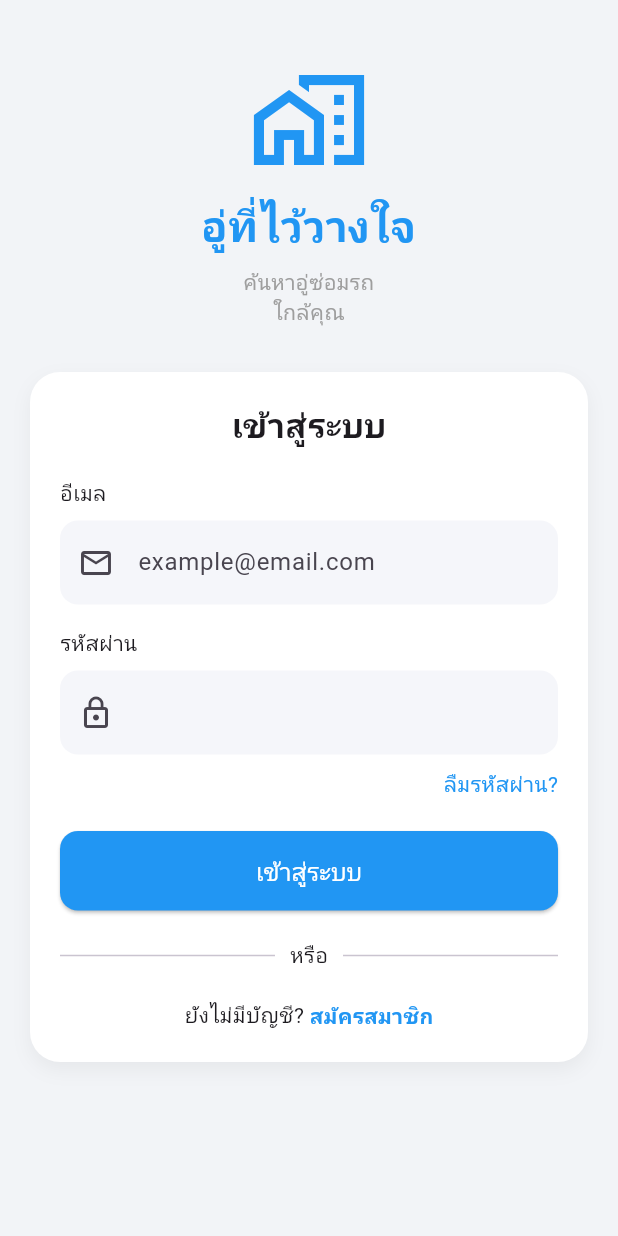
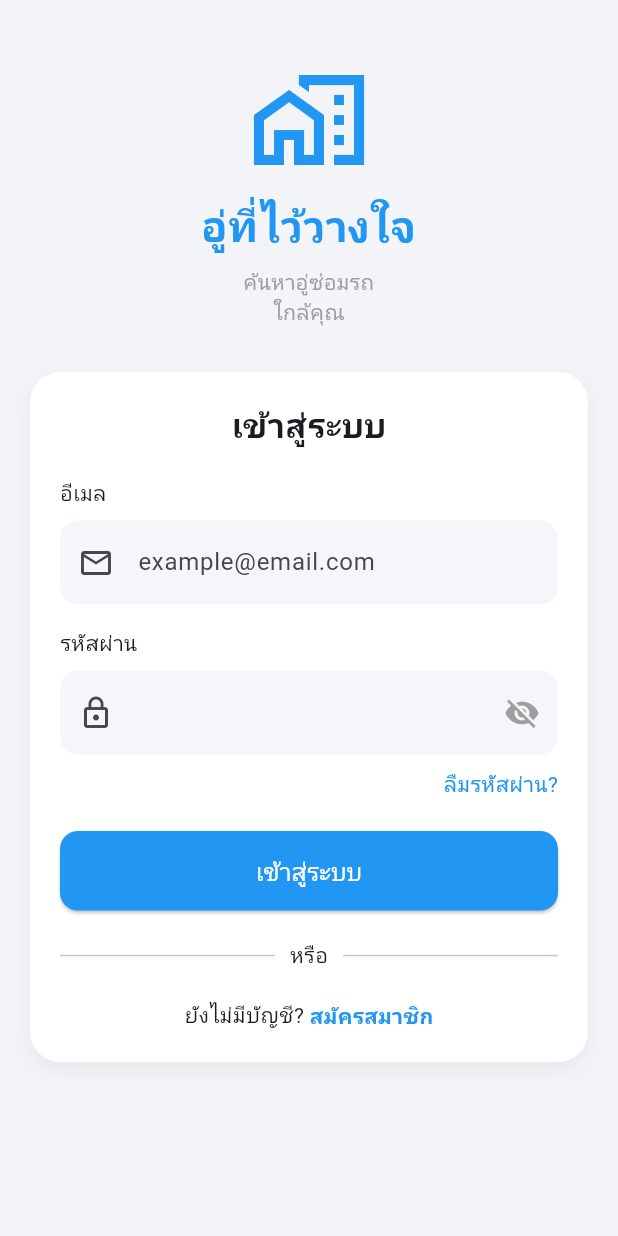
Before and after one commit to 66011211103-art/project-Garage, a Flutter app: the screen it shows after launch, on a phone screen of 412 x 824 dp. Run offline on Flutter 3.47's test engine with Material 3 defaults, Android fonts, the phone set to English and light mode, and no system bars; our stand-ins replace font_awesome_flutter, image_picker.

Commit message:
Initial commit

```diff
--- a/lib/main.dart
+++ b/lib/main.dart
@@ -34,6 +34,7 @@ class _LoginPageState extends State<LoginPage> {
   final _passwordController = TextEditingController();
 
   bool _isLoading = false;
+  bool _obscurePassword = true; // ✅ ควบคุมการซ่อน/แสดงรหัสผ่าน
 
   @override
   void dispose() {
@@ -190,9 +191,18 @@ class _LoginPageState extends State<LoginPage> {
 
                       TextFormField(
                         controller: _passwordController,
-                        obscureText: true,
+                        obscureText: _obscurePassword,
                         decoration: InputDecoration(
                           prefixIcon: const Icon(Icons.lock_outline),
+                          suffixIcon: IconButton(
+                            icon: Icon(
+                              _obscurePassword ? Icons.visibility_off : Icons.visibility,
+                              color: Colors.grey,
+                            ),
+                            onPressed: () {
+                              setState(() => _obscurePassword = !_obscurePassword);
+                            },
+                          ),
                           filled: true,
                           fillColor: const Color(0xFFF5F6FA),
                           border: OutlineInputBorder(
```
